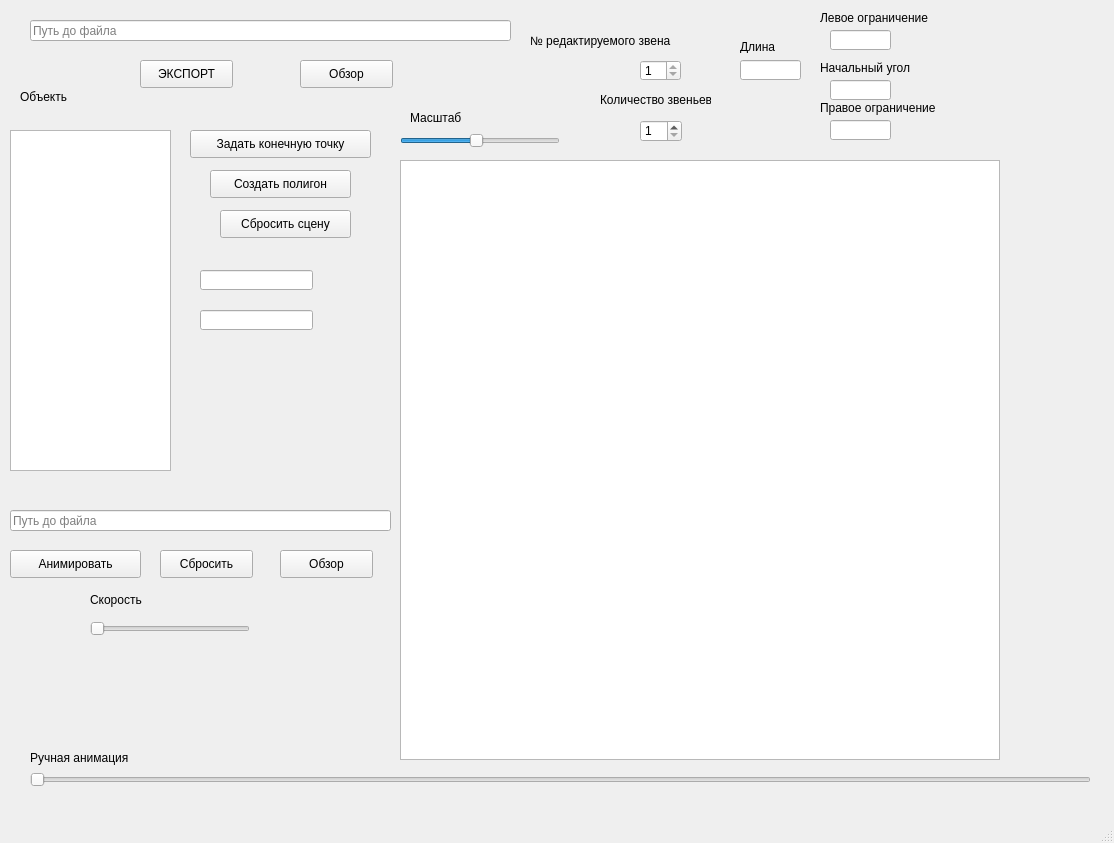
This is GUI_creation/GUI.ui in kaizer-nurik/manipulator_planning_simple as Qt 5 draws it before an edit. The edited form follows.
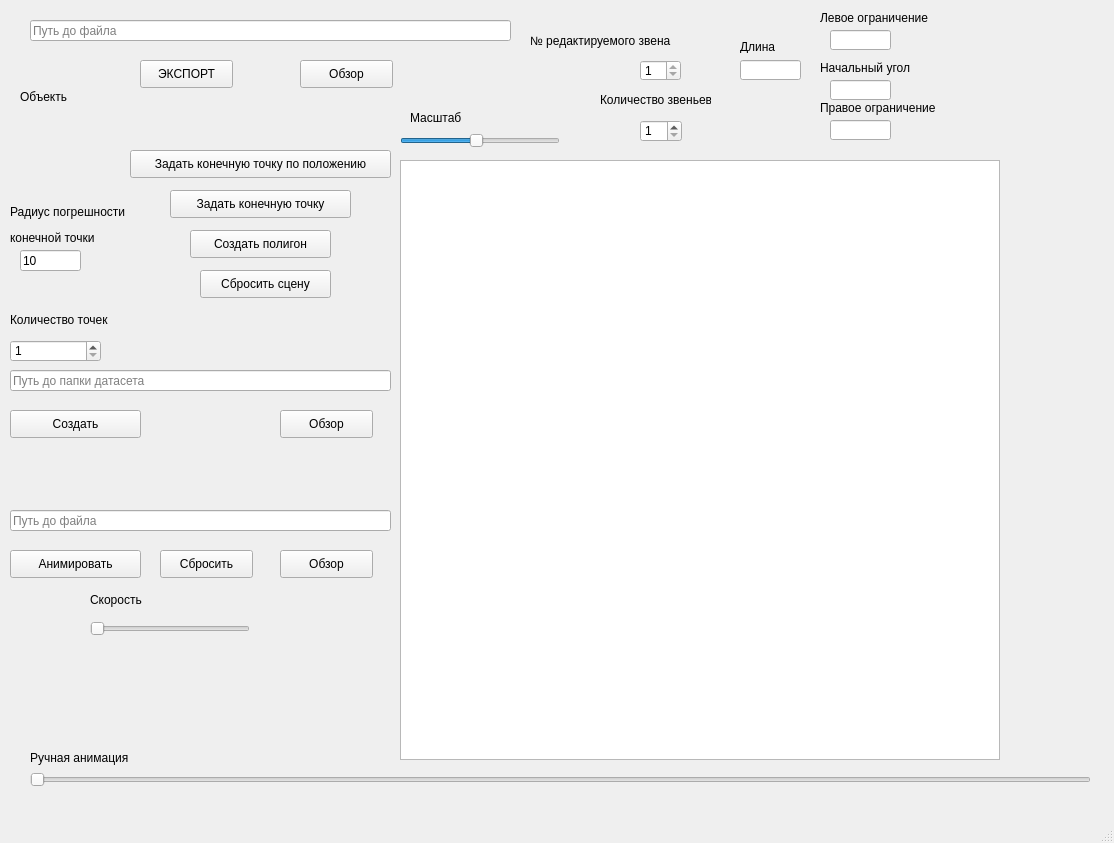
This is the edited form.

Commit message: create goal_point by pos; dataset folder select; change goalpoint radius

Diff of the .ui file:
```diff
--- a/GUI_creation/GUI.ui
+++ b/GUI_creation/GUI.ui
@@ -55,16 +55,6 @@
      <enum>QGraphicsView::AnchorUnderMouse</enum>
     </property>
    </widget>
-   <widget class="QListView" name="poly_list">
-    <property name="geometry">
-     <rect>
-      <x>10</x>
-      <y>130</y>
-      <width>161</width>
-      <height>341</height>
-     </rect>
-    </property>
-   </widget>
    <widget class="QLabel" name="label">
     <property name="geometry">
      <rect>
@@ -260,8 +250,8 @@
    <widget class="QPushButton" name="create_poli_btn">
     <property name="geometry">
      <rect>
-      <x>210</x>
-      <y>170</y>
+      <x>190</x>
+      <y>230</y>
       <width>141</width>
       <height>28</height>
      </rect>
@@ -270,26 +260,6 @@
      <string>Создать полигон</string>
     </property>
    </widget>
-   <widget class="QLineEdit" name="poli_x_text">
-    <property name="geometry">
-     <rect>
-      <x>200</x>
-      <y>270</y>
-      <width>113</width>
-      <height>20</height>
-     </rect>
-    </property>
-   </widget>
-   <widget class="QLineEdit" name="poli_y_text">
-    <property name="geometry">
-     <rect>
-      <x>200</x>
-      <y>310</y>
-      <width>113</width>
-      <height>20</height>
-     </rect>
-    </property>
-   </widget>
    <widget class="QSlider" name="zoom_slider">
     <property name="geometry">
      <rect>
@@ -331,8 +301,8 @@
    <widget class="QPushButton" name="create_goal_point_btn">
     <property name="geometry">
      <rect>
-      <x>190</x>
-      <y>130</y>
+      <x>170</x>
+      <y>190</y>
       <width>181</width>
       <height>28</height>
      </rect>
@@ -344,8 +314,8 @@
    <widget class="QPushButton" name="reset_scene_btn">
     <property name="geometry">
      <rect>
-      <x>220</x>
-      <y>210</y>
+      <x>200</x>
+      <y>270</y>
       <width>131</width>
       <height>28</height>
      </rect>
@@ -473,6 +443,119 @@
      <string>Ручная анимация</string>
     </property>
    </widget>
+   <widget class="QPushButton" name="create_goal_point_btn_pos">
+    <property name="geometry">
+     <rect>
+      <x>130</x>
+      <y>150</y>
+      <width>261</width>
+      <height>28</height>
+     </rect>
+    </property>
+    <property name="text">
+     <string>Задать конечную точку по положению</string>
+    </property>
+   </widget>
+   <widget class="QLineEdit" name="folder_choose_edit">
+    <property name="geometry">
+     <rect>
+      <x>10</x>
+      <y>370</y>
+      <width>381</width>
+      <height>21</height>
+     </rect>
+    </property>
+    <property name="text">
+     <string/>
+    </property>
+    <property name="readOnly">
+     <bool>false</bool>
+    </property>
+    <property name="placeholderText">
+     <string>Путь до папки датасета</string>
+    </property>
+   </widget>
+   <widget class="QPushButton" name="animate_btn_2">
+    <property name="geometry">
+     <rect>
+      <x>10</x>
+      <y>410</y>
+      <width>131</width>
+      <height>28</height>
+     </rect>
+    </property>
+    <property name="text">
+     <string>Создать</string>
+    </property>
+   </widget>
+   <widget class="QPushButton" name="folder_choose_btn">
+    <property name="geometry">
+     <rect>
+      <x>280</x>
+      <y>410</y>
+      <width>93</width>
+      <height>28</height>
+     </rect>
+    </property>
+    <property name="text">
+     <string>Обзор</string>
+    </property>
+   </widget>
+   <widget class="QLabel" name="label_7">
+    <property name="geometry">
+     <rect>
+      <x>10</x>
+      <y>310</y>
+      <width>111</width>
+      <height>20</height>
+     </rect>
+    </property>
+    <property name="text">
+     <string>Количество точек</string>
+    </property>
+   </widget>
+   <widget class="QSpinBox" name="robot_joint_count_spin_2">
+    <property name="geometry">
+     <rect>
+      <x>10</x>
+      <y>340</y>
+      <width>91</width>
+      <height>22</height>
+     </rect>
+    </property>
+    <property name="minimum">
+     <number>1</number>
+    </property>
+    <property name="maximum">
+     <number>1000000</number>
+    </property>
+   </widget>
+   <widget class="QLabel" name="label_16">
+    <property name="geometry">
+     <rect>
+      <x>10</x>
+      <y>205</y>
+      <width>201</width>
+      <height>41</height>
+     </rect>
+    </property>
+    <property name="text">
+     <string>&lt;html&gt;&lt;head/&gt;&lt;body&gt;&lt;p&gt;Радиус погрешности&lt;/p&gt;&lt;p&gt;конечной точки&lt;/p&gt;&lt;/body&gt;&lt;/html&gt;</string>
+    </property>
+   </widget>
+   <widget class="QLineEdit" name="goal_point_delta_edit">
+    <property name="geometry">
+     <rect>
+      <x>20</x>
+      <y>250</y>
+      <width>61</width>
+      <height>21</height>
+     </rect>
+    </property>
+    <property name="text">
+     <string>10</string>
+    </property>
+   </widget>
   </widget>
   <widget class="QMenuBar" name="menubar">
    <property name="geometry">
```
The commit also changes 6 other files.
